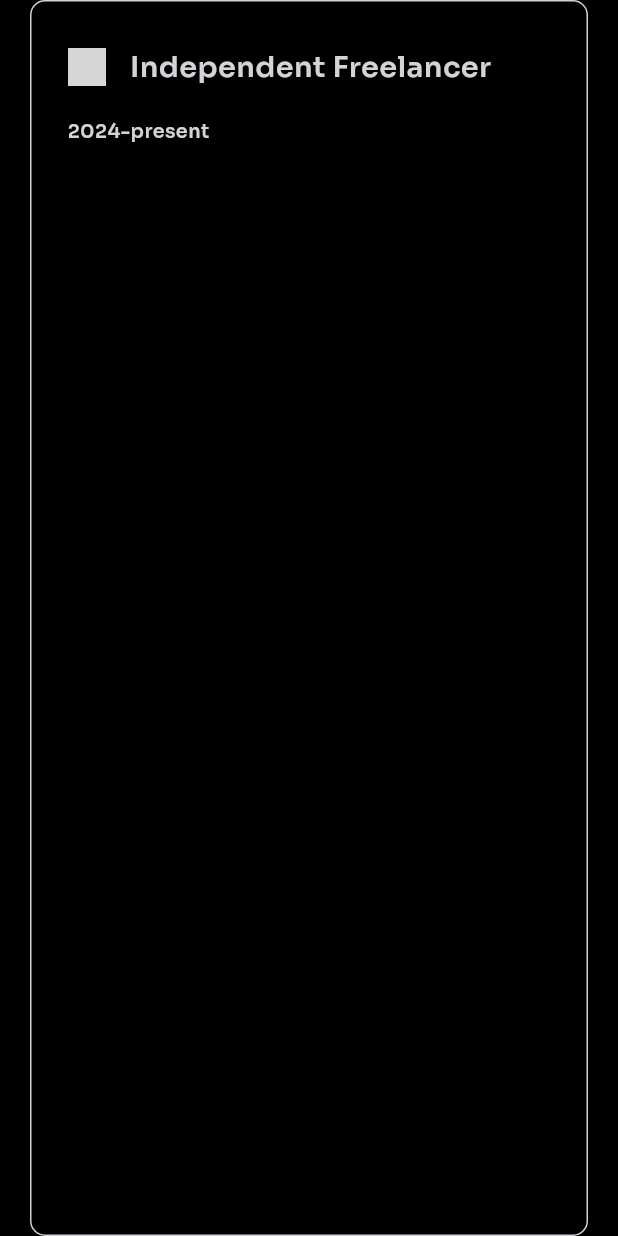
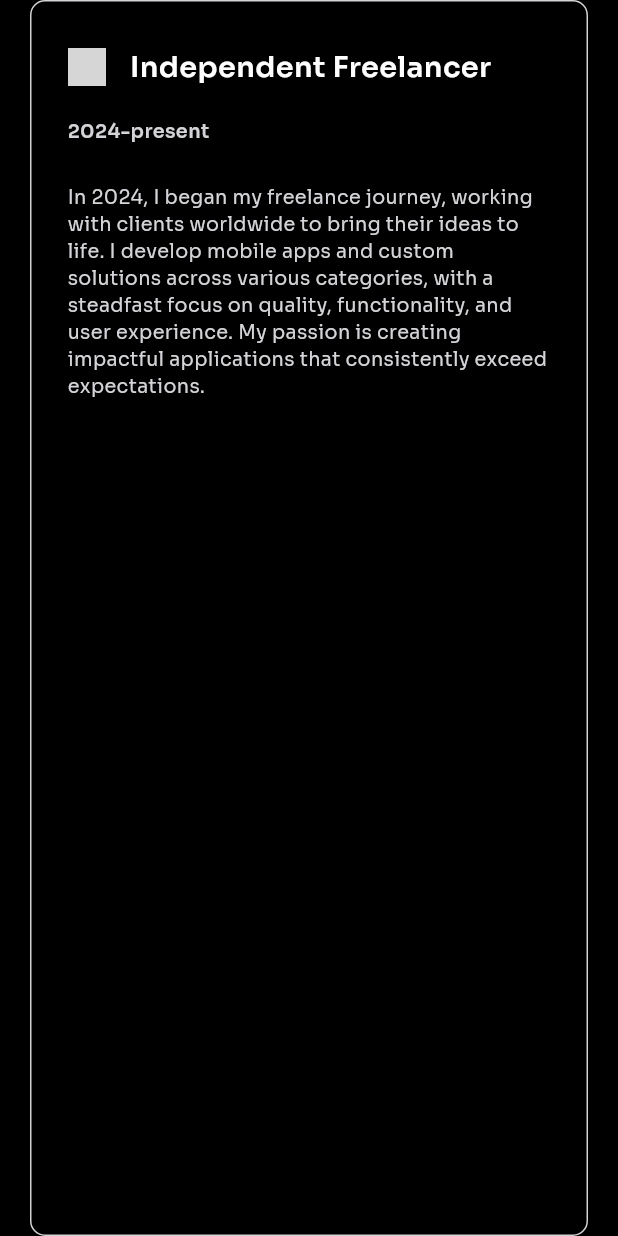
Before and after one commit to ayhem8hamdi/portfolio_ayhem_hamdi, a Flutter app: the ExperienceItem widget shown alone on an empty page, opened directly, on a phone screen of 412 x 824 dp. Run offline on Flutter 3.47's test engine with Material 3 defaults, Android fonts, the light colour scheme and no system bars; our stand-ins replace device_preview, flutter_svg, gap, google_fonts; grey boxes are pictures that could not be loaded.

Commit message:
create experience model

```diff
--- a/lib/core/utils/assets/app_assets.dart
+++ b/lib/core/utils/assets/app_assets.dart
@@ -21,6 +21,7 @@ abstract class AppAssets {
   static const String js = '${_imagesBasePath}js.svg';
   static const String swagger = '${_imagesBasePath}swagger.svg';
   static const String freelance = '${_imagesBasePath}freelancer.png';
+  static const String codex = '${_imagesBasePath}logo_codex.png';
   // icons
   static const String download = '${_iconBasePath}download.svg';
   static const String facebook = '${_iconBasePath}fb.svg';
--- /dev/null
+++ b/lib/features/home/domain/experience_model.dart
@@ -0,0 +1,9 @@
+class ExperienceModel {
+  final String image, expTitle, expDesc;
+
+  const ExperienceModel({
+    required this.image,
+    required this.expTitle,
+    required this.expDesc,
+  });
+}
--- a/lib/features/home/presentation/views/widgets/mobile_layout.dart
+++ b/lib/features/home/presentation/views/widgets/mobile_layout.dart
@@ -78,17 +78,32 @@ class ExperienceItem extends StatelessWidget {
                 AdaptiveImage(
                   assetPath: AppAssets.freelance,
                   imageDesignWidth: 32,
+
                   imageDesignAspectRatio: 1,
                 ),
                 Gap(16),
                 Text(
                   "Independent Freelancer",
-                  style: AppStyles.style24SemiBold(context),
+                  style: AppStyles.style24SemiBold(
+                    context,
+                  ).copyWith(color: cs.secondary),
                 ),
               ],
             ),
             Gap(20),
-            Text("2024-present", style: AppStyles.style16SemiBold(context)),
+            Text(
+              "2024-present",
+              style: AppStyles.style16SemiBold(
+                context,
+              ).copyWith(color: cs.onSurface),
+            ),
+            Gap(26),
+            Text(
+              "In 2024, I began my freelance journey, working with clients worldwide to bring their ideas to life. I develop mobile apps and custom solutions across various categories, with a steadfast focus on quality, functionality, and user experience. My passion is creating impactful applications that consistently exceed expectations.",
+              style: AppStyles.style16Regular(
+                context,
+              ).copyWith(color: cs.onSurface),
+            ),
           ],
         ),
       ),
```
Also changed, not shown: assets/images/logo_codex.png (added).
